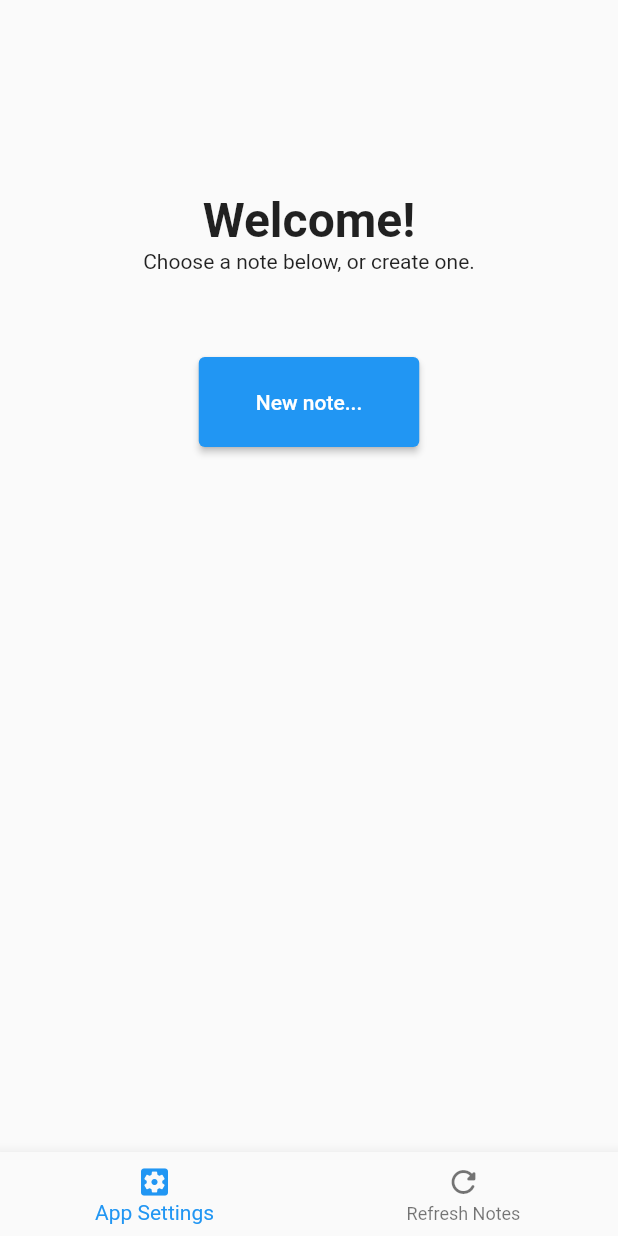
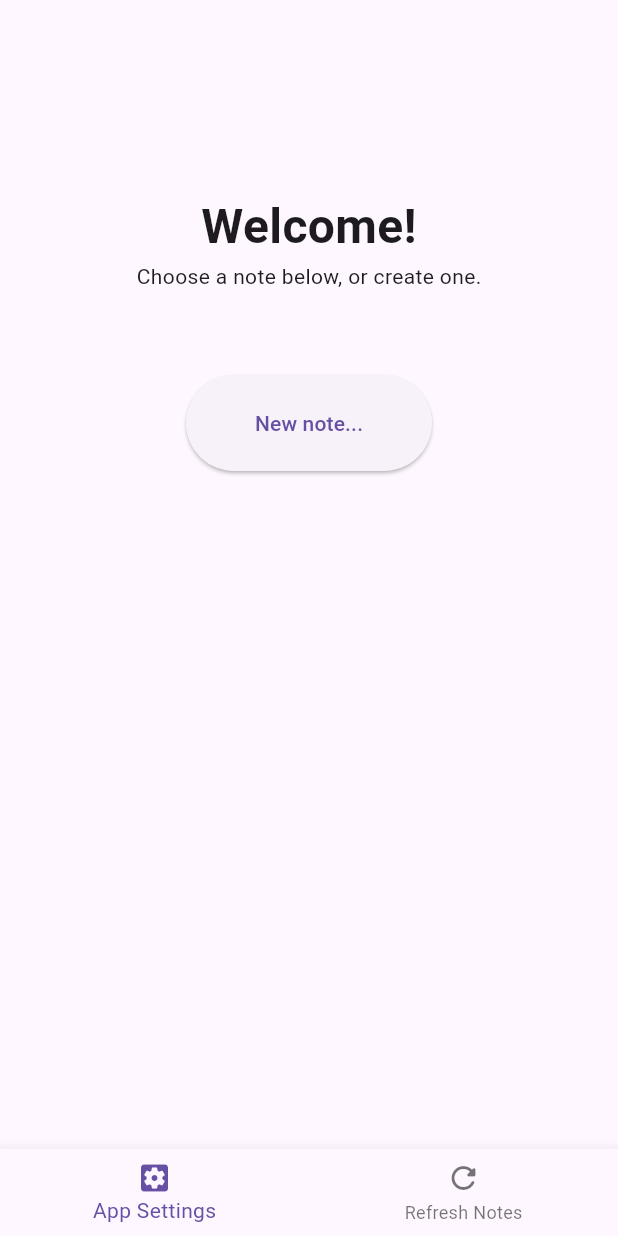
Before and after one commit to tseli0s/NotesApp, a Flutter app: the screen it shows after launch, on a phone screen of 412 x 824 dp. Run offline on Flutter 3.47's test engine with Material 2 defaults, Android fonts, the light colour scheme and no system bars.

Commit message:
main: Remove unused imports

```diff
--- a/lib/main.dart
+++ b/lib/main.dart
@@ -4,8 +4,6 @@
 import 'package:flutter/material.dart';
 import 'package:NotesApp/header.dart';
 import 'package:NotesApp/settings.dart';
-import 'package:NotesApp/gradient_button.dart';
-import 'package:flutter/scheduler.dart';
 import 'dart:io';
 
 import 'package:path_provider/path_provider.dart';
@@ -67,7 +65,7 @@
 
     return MaterialApp(
       title: 'NotesApp',
-      theme: ThemeData.light(),
+      theme: ThemeData.light(useMaterial3: true),
       darkTheme: darkTheme,
       home: Scaffold(
         body: FutureBuilder<List<Widget>>(
```
